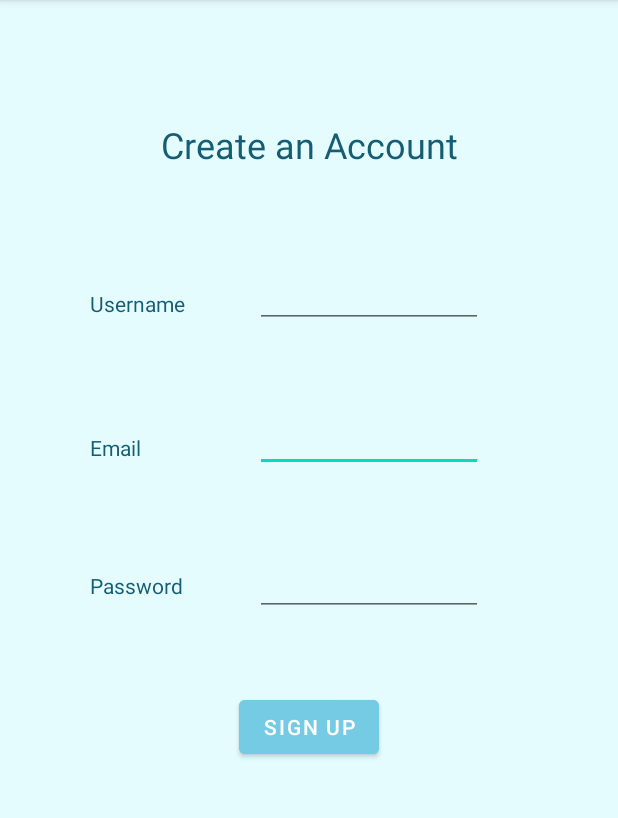
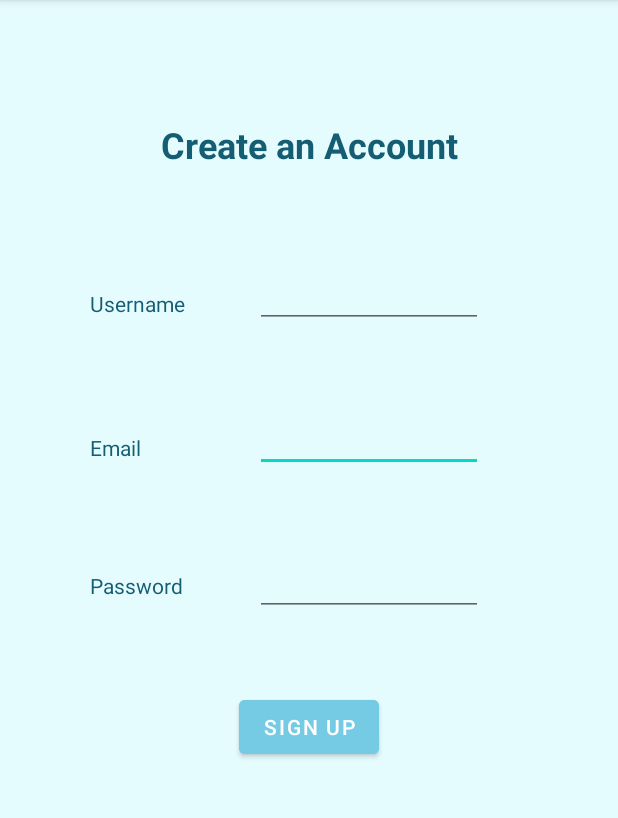
Before and after one commit to xtayzx/CloudGazer, an Android app: the SignUp screen opened directly, with no data from a screen before it, on a phone screen of 412 x 824 dp, the part 84-902 px from its top. Run offline under Robolectric (Android 15) with nearby library versions, the light colour scheme and no system bars.

Commit message:
more changes

```diff
--- a/app/src/main/java/com/example/cloudgazer/ViewEntryActivity.java
+++ b/app/src/main/java/com/example/cloudgazer/ViewEntryActivity.java
@@ -23,7 +23,7 @@ import java.util.ArrayList;
 
 import utils.CameraUtils;
 
-public class ViewEntryActivity extends AppCompatActivity {
+public class ViewEntryActivity extends Activity {
 
     Button deleteButton;
     Boolean delete;
--- a/app/src/main/res/layout/activity_sign_up.xml
+++ b/app/src/main/res/layout/activity_sign_up.xml
@@ -91,7 +91,7 @@
 
     <TextView
         android:id="@+id/textView"
-        style="@style/Blue"
+        style="@style/TitleEntry"
         android:layout_width="wrap_content"
         android:layout_height="wrap_content"
         android:layout_marginTop="80dp"
--- a/app/src/main/res/layout/activity_welcome.xml
+++ b/app/src/main/res/layout/activity_welcome.xml
@@ -27,7 +27,6 @@
 
     <TextView
         android:id="@+id/subtitle"
-        android:textColor="@color/dark_navyblue"
         android:layout_width="189dp"
         android:layout_height="35dp"
         android:layout_marginStart="32dp"
```
